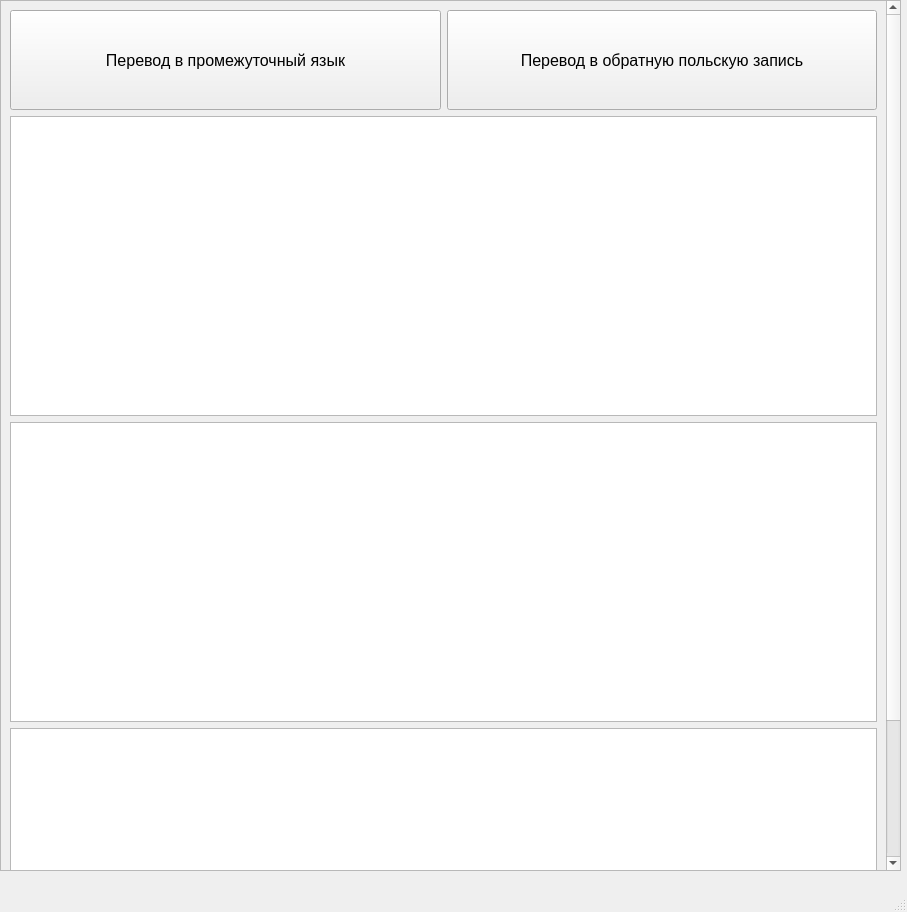
This is lab1/ui/main.ui in Murlocki/translators as Qt 5 draws it before an edit. The edited form follows.
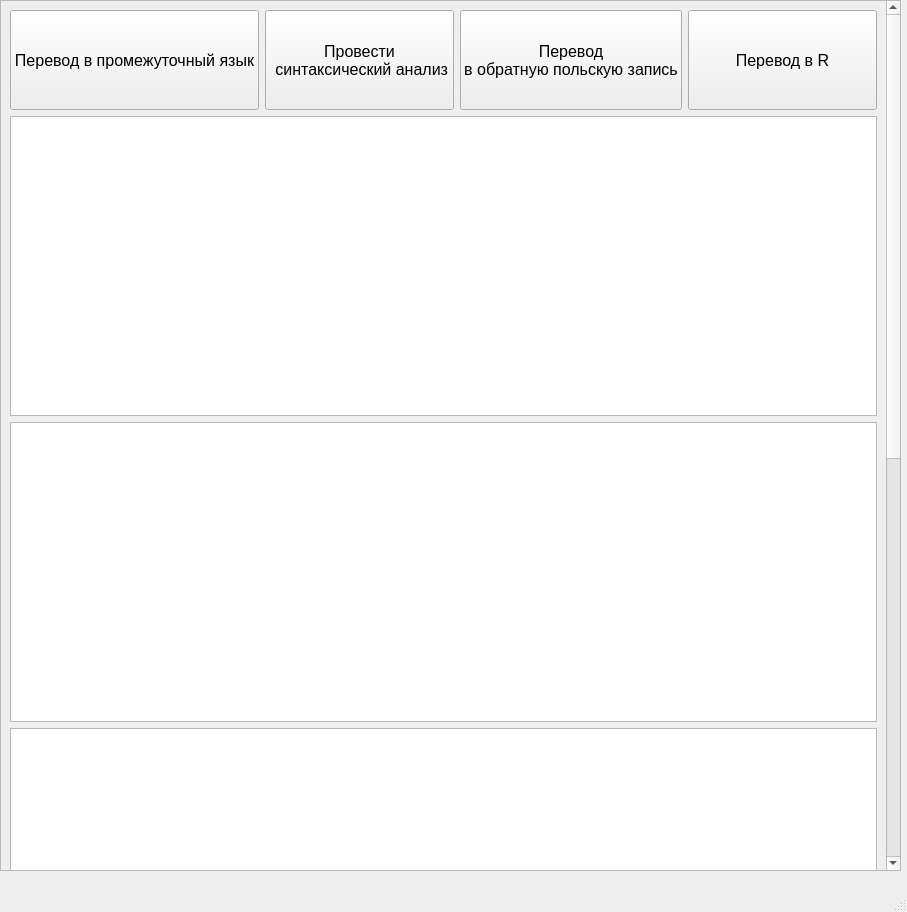
This is the edited form.

The edit to the form file:
```diff
--- a/lab1/ui/main.ui
+++ b/lab1/ui/main.ui
@@ -44,7 +44,7 @@
        <x>0</x>
        <y>0</y>
        <width>882</width>
-       <height>1038</height>
+       <height>1650</height>
       </rect>
      </property>
      <property name="sizePolicy">
@@ -80,7 +80,7 @@
           </property>
          </widget>
         </item>
-        <item row="0" column="1">
+        <item row="0" column="2">
          <widget class="QPushButton" name="reverseButton">
           <property name="sizePolicy">
            <sizepolicy hsizetype="Preferred" vsizetype="Preferred">
@@ -100,7 +100,57 @@
            </font>
           </property>
           <property name="text">
-           <string>Перевод в обратную польскую запись</string>
+           <string>Перевод 
+в обратную польскую запись</string>
+          </property>
+         </widget>
+        </item>
+        <item row="0" column="3">
+         <widget class="QPushButton" name="translateRButton">
+          <property name="sizePolicy">
+           <sizepolicy hsizetype="Preferred" vsizetype="Preferred">
+            <horstretch>0</horstretch>
+            <verstretch>0</verstretch>
+           </sizepolicy>
+          </property>
+          <property name="minimumSize">
+           <size>
+            <width>50</width>
+            <height>100</height>
+           </size>
+          </property>
+          <property name="font">
+           <font>
+            <pointsize>12</pointsize>
+           </font>
+          </property>
+          <property name="text">
+           <string>Перевод в R</string>
+          </property>
+         </widget>
+        </item>
+        <item row="0" column="1">
+         <widget class="QPushButton" name="syntButton">
+          <property name="sizePolicy">
+           <sizepolicy hsizetype="Preferred" vsizetype="Preferred">
+            <horstretch>0</horstretch>
+            <verstretch>0</verstretch>
+           </sizepolicy>
+          </property>
+          <property name="minimumSize">
+           <size>
+            <width>50</width>
+            <height>100</height>
+           </size>
+          </property>
+          <property name="font">
+           <font>
+            <pointsize>12</pointsize>
+           </font>
+          </property>
+          <property name="text">
+           <string>Провести
+ синтаксический анализ</string>
           </property>
          </widget>
         </item>
@@ -122,6 +172,22 @@
         </property>
        </widget>
       </item>
+      <item>
+       <widget class="QTextEdit" name="errors_output">
+        <property name="sizePolicy">
+         <sizepolicy hsizetype="Expanding" vsizetype="Preferred">
+          <horstretch>0</horstretch>
+          <verstretch>0</verstretch>
+         </sizepolicy>
+        </property>
+        <property name="minimumSize">
+         <size>
+          <width>0</width>
+          <height>300</height>
+         </size>
+        </property>
+       </widget>
+      </item>
       <item>
        <widget class="QTextEdit" name="output">
         <property name="enabled">
@@ -163,6 +229,22 @@
         </property>
        </widget>
       </item>
+      <item>
+       <widget class="QTextEdit" name="traslateR_output">
+        <property name="sizePolicy">
+         <sizepolicy hsizetype="Preferred" vsizetype="Preferred">
+          <horstretch>0</horstretch>
+          <verstretch>0</verstretch>
+         </sizepolicy>
+        </property>
+        <property name="minimumSize">
+         <size>
+          <width>300</width>
+          <height>300</height>
+         </size>
+        </property>
+       </widget>
+      </item>
      </layout>
     </widget>
    </widget>
```
